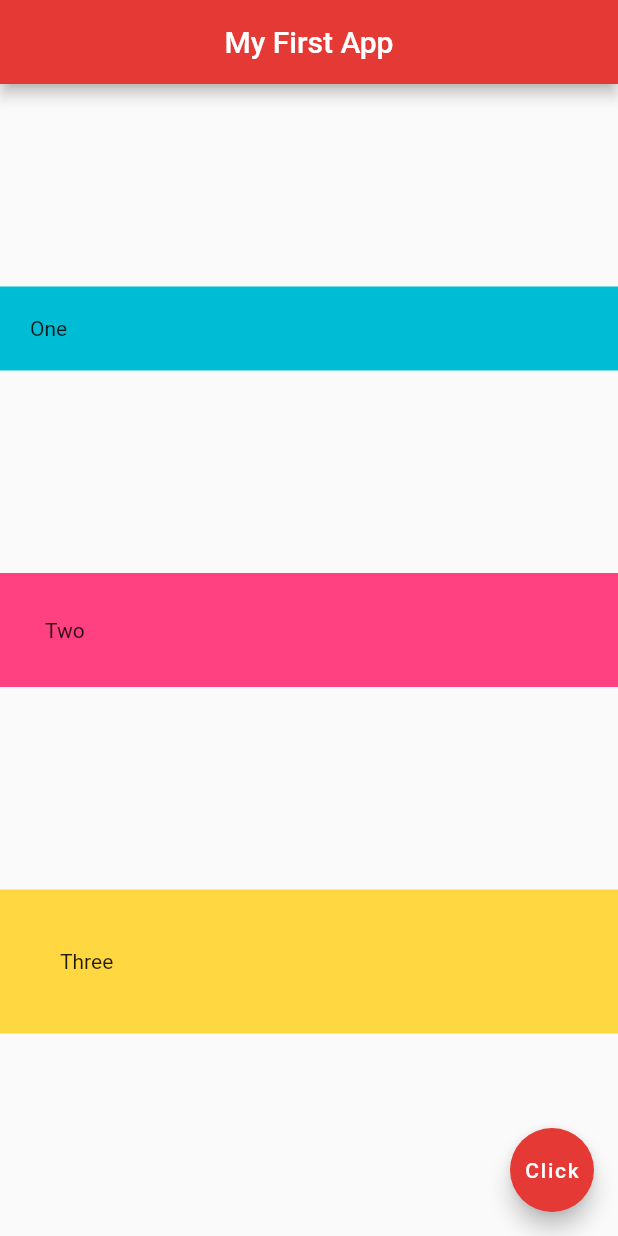
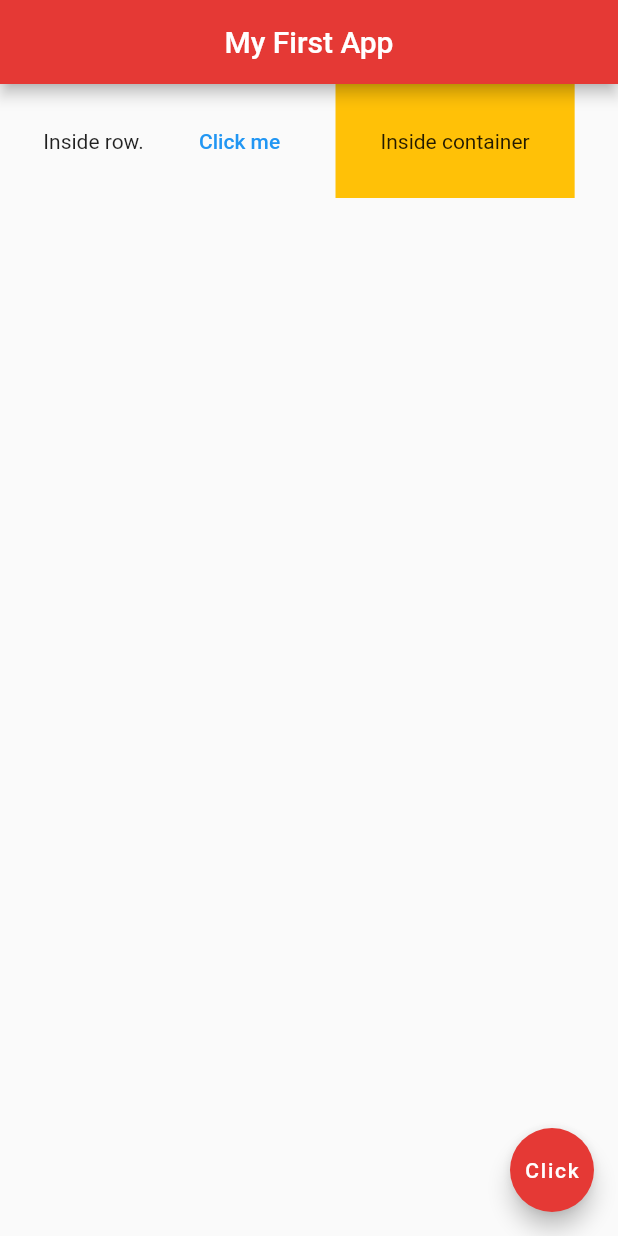
Before and after one commit to salahuddin-rakib/Flutter_Apps, a Flutter app: the screen it shows after launch, on a phone screen of 412 x 824 dp. Run offline on Flutter 3.47's test engine with Material 2 defaults, Android fonts, the phone set to English and light mode, and no system bars.

Commit message:
Examples of Row widgets functionalities.

```diff
--- a/lib/main.dart
+++ b/lib/main.dart
@@ -15,45 +15,28 @@ class Home extends StatelessWidget {
         centerTitle: true,
         backgroundColor: Colors.red[600],
       ),
-      body: Column(
-        // MainAxisAlignment and CrossAxisAlignment works differently but functions are same.
-        // For Column widget MainAxisAlignment aligned widget horizontally.
-        // For Column widget CrossAxisAlignment aligned widget vertically.
+      body: Row(
+        // MainAxisAlignment aligned widgets vertically of that row. It has different options like: center, spaceEvenly, spaceBetween, etc.
+        // mainAxisAlignment: MainAxisAlignment.spaceBetween,
+        // mainAxisAlignment: MainAxisAlignment.center,
+        // mainAxisAlignment: MainAxisAlignment.spaceAround,
+        // mainAxisAlignment: MainAxisAlignment.end,
         mainAxisAlignment: MainAxisAlignment.spaceEvenly,
-        // mainAxisAlignment: MainAxisAlignment.end,
-        crossAxisAlignment: CrossAxisAlignment.stretch,
+
+        // CrossAxisAlignment aligned widgets horizontally of that row. It has different options like: center, end, start, etc.
+        // crossAxisAlignment: CrossAxisAlignment.start,
         // crossAxisAlignment: CrossAxisAlignment.end,
+        crossAxisAlignment: CrossAxisAlignment.center,
         children: [
-          // We can use Row widget inside an Column widget.
-          // Row(
-          //   mainAxisAlignment: MainAxisAlignment.spaceEvenly,
-          //   crossAxisAlignment: CrossAxisAlignment.center,
-          //   children: [
-          //     Text('Hello'),
-          //     BackButton(
-          //       onPressed: () {},
-          //       color: Colors.blue,
-          //     ),
-          //     ElevatedButton(
-          //       onPressed: () {},
-          //       child: Text('Hello World'),
-          //     ),
-          //   ],
-          // ),
-          Container(
-            padding: EdgeInsets.all(20.0),
-            color: Colors.cyan,
-            child: Text('One'),
+          Text('Inside row.'),
+          TextButton(
+            onPressed: () {},
+            child: Text('Click me'),
           ),
           Container(
+            color: Colors.amber,
             padding: EdgeInsets.all(30.0),
-            color: Colors.pinkAccent,
-            child: Text('Two'),
-          ),
-          Container(
-            padding: EdgeInsets.all(40.0),
-            color: Colors.amberAccent,
-            child: Text('Three'),
+            child: Text('Inside container'),
           ),
         ],
       ),
```
